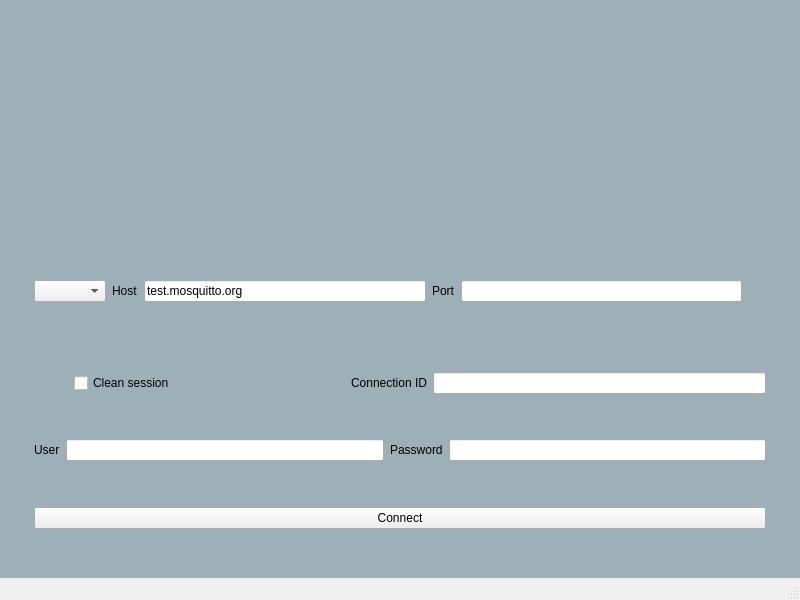
vsokolov00/mqtt-explorer, file src/view/ui/login.ui: the form before one commit.
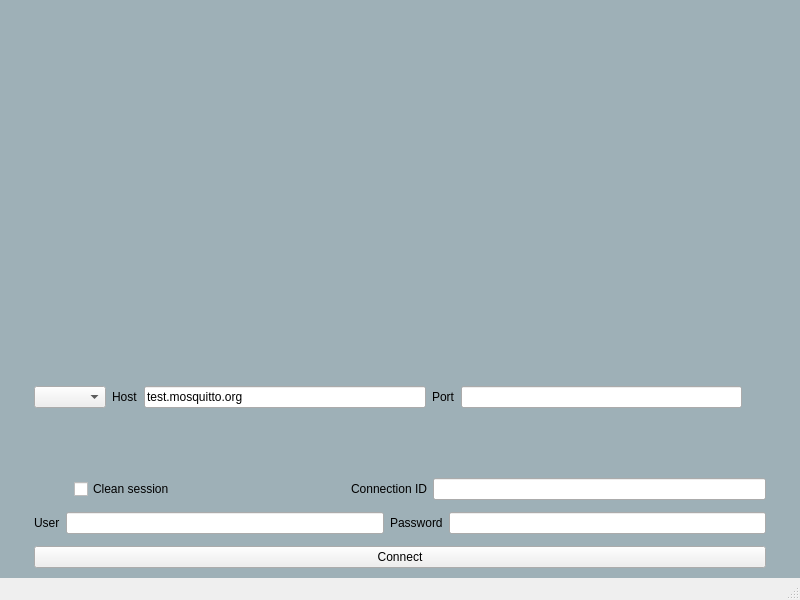
The form after the commit. Icons and pictures are not drawn.

```diff
--- a/src/view/ui/login.ui
+++ b/src/view/ui/login.ui
@@ -83,6 +83,22 @@
       </property>
      </spacer>
     </item>
+    <item>
+     <widget class="QLabel" name="loading">
+      <property name="minimumSize">
+       <size>
+        <width>100</width>
+        <height>100</height>
+       </size>
+      </property>
+      <property name="text">
+       <string/>
+      </property>
+      <property name="alignment">
+       <set>Qt::AlignCenter</set>
+      </property>
+     </widget>
+    </item>
     <item>
      <layout class="QHBoxLayout" name="horizontalLayout_2">
       <property name="topMargin">
```
